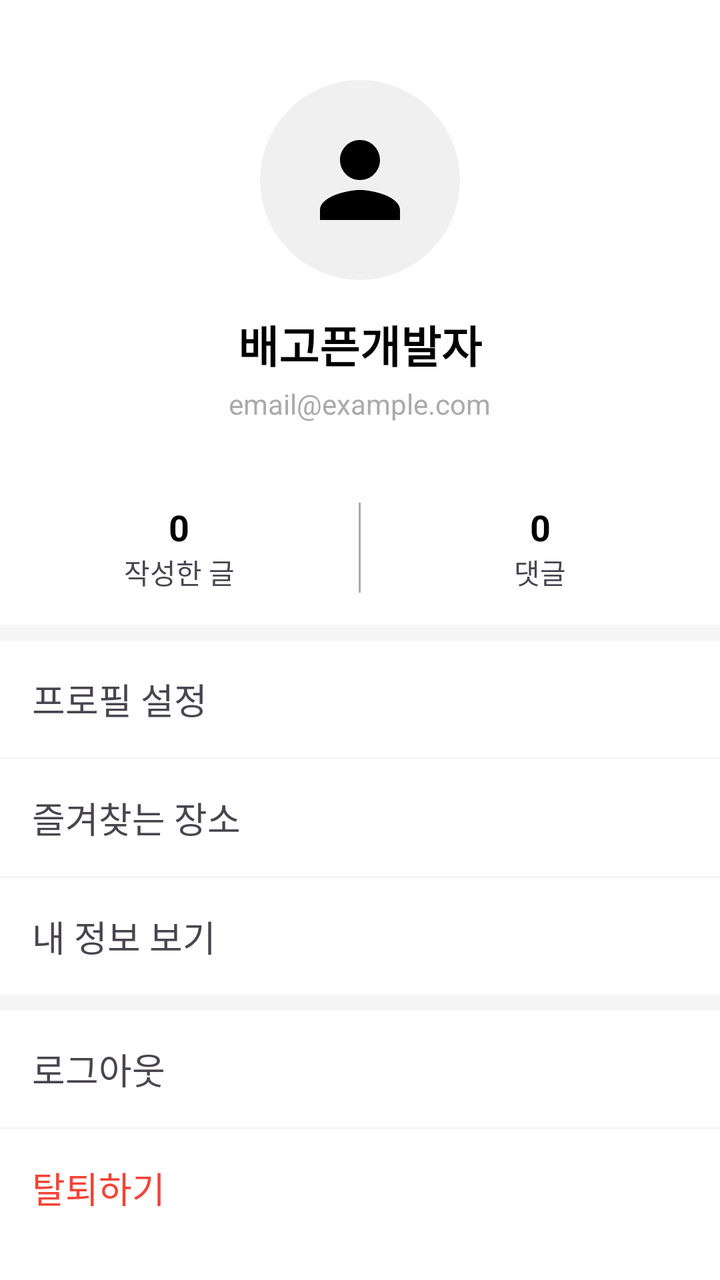
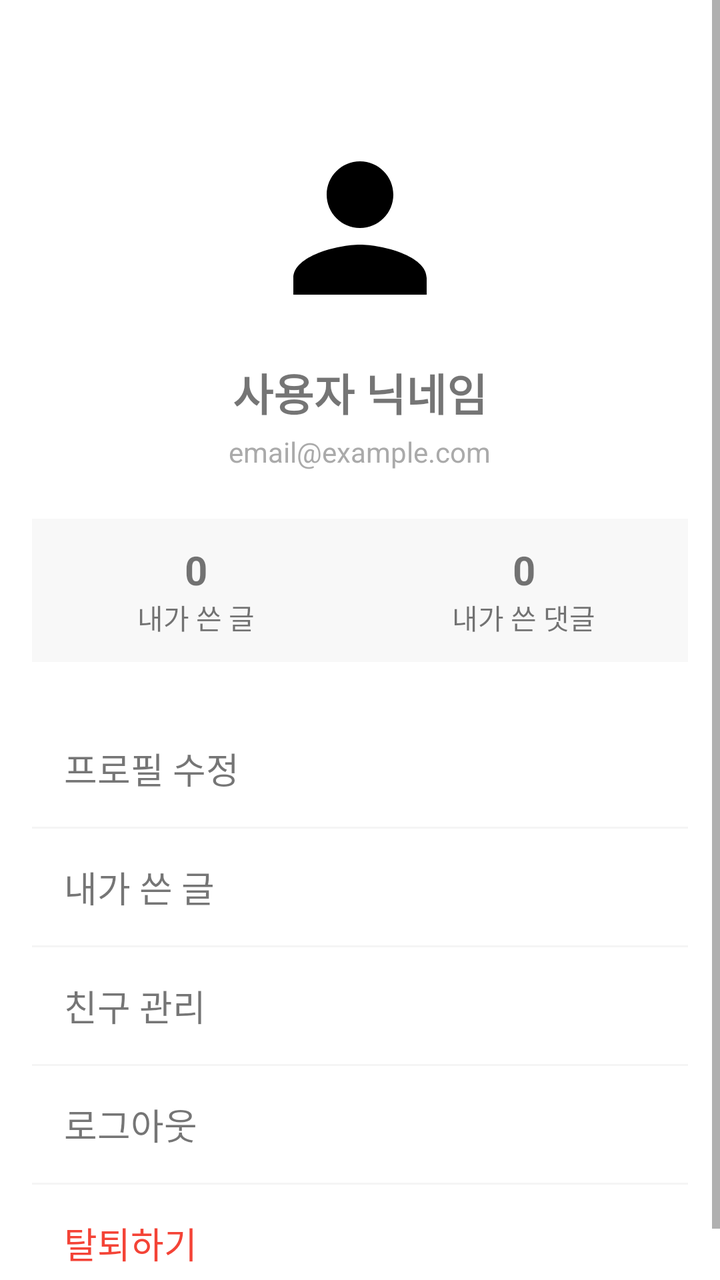

An Android layout rendered at two revisions. The XML below is the earlier revision; the diff shows what the commit changed to produce the second picture.
<!-- AndroidManifest.xml: application theme Theme.SocialMyMap -->
<!-- res/layout/activity_my_page.xml -->
<?xml version="1.0" encoding="utf-8"?>
<LinearLayout xmlns:android="http://schemas.android.com/apk/res/android"
    android:layout_width="match_parent"
    android:layout_height="match_parent"
    android:orientation="vertical"
    android:background="@android:color/white">

    
    <LinearLayout
        android:layout_width="match_parent"
        android:layout_height="wrap_content"
        android:orientation="vertical"
        android:gravity="center_horizontal"
        android:paddingTop="40dp"
        android:paddingBottom="24dp">

        <ImageView
            android:id="@+id/iv_profile"
            android:layout_width="100dp"
            android:layout_height="100dp"
            android:src="@drawable/ic_feature_people"
            android:background="@drawable/bg_icon_circle"
            android:padding="20dp"/>

        <TextView
            android:id="@+id/tv_nickname"
            android:layout_width="wrap_content"
            android:layout_height="wrap_content"
            android:layout_marginTop="16dp"
            android:text="배고픈개발자"
            android:textSize="22sp"
            android:textColor="@android:color/black"
            android:textStyle="bold" />

        <TextView
            android:id="@+id/tv_user_email"
            android:layout_width="wrap_content"
            android:layout_height="wrap_content"
            android:layout_marginTop="4dp"
            android:text="email@example.com"
            android:textSize="14sp"
            android:textColor="@android:color/darker_gray" />
    </LinearLayout>

    
    <LinearLayout
        android:layout_width="match_parent"
        android:layout_height="wrap_content"
        android:orientation="horizontal"
        android:paddingTop="16dp"
        android:paddingBottom="16dp">

        <LinearLayout
            android:id="@+id/layout_my_posts"
            android:layout_width="0dp"
            android:layout_height="wrap_content"
            android:layout_weight="1"
            android:gravity="center"
            android:orientation="vertical"
            android:clickable="true"
            android:focusable="true"
            android:background="?attr/selectableItemBackground">
            <TextView
                android:id="@+id/tv_post_count"
                android:layout_width="wrap_content"
                android:layout_height="wrap_content"
                android:text="0"
                android:textSize="18sp"
                android:textStyle="bold"
                android:textColor="@android:color/black"/>
            <TextView
                android:layout_width="wrap_content"
                android:layout_height="wrap_content"
                android:text="작성한 글"/>
        </LinearLayout>

        <View
            android:layout_width="1dp"
            android:layout_height="match_parent"
            android:background="@android:color/darker_gray"/>

        <LinearLayout
            android:id="@+id/layout_my_comments"
            android:layout_width="0dp"
            android:layout_height="wrap_content"
            android:layout_weight="1"
            android:gravity="center"
            android:orientation="vertical">
            <TextView
                android:id="@+id/tv_comment_count"
                android:layout_width="wrap_content"
                android:layout_height="wrap_content"
                android:text="0"
                android:textSize="18sp"
                android:textStyle="bold"
                android:textColor="@android:color/black"/>
            <TextView
                android:layout_width="wrap_content"
                android:layout_height="wrap_content"
                android:text="댓글"/>
        </LinearLayout>
    </LinearLayout>

    <View
        android:layout_width="match_parent"
        android:layout_height="8dp"
        android:background="#F5F5F5" />

    
    <TextView
        android:id="@+id/tv_profile_edit"
        android:layout_width="match_parent"
        android:layout_height="wrap_content"
        android:text="프로필 설정"
        android:textSize="18sp"
        android:padding="16dp"
        android:clickable="true"
        android:focusable="true"
        android:background="?attr/selectableItemBackground"/>
    <View
        android:layout_width="match_parent"
        android:layout_height="1dp"
        android:background="#F5F5F5" />
    <TextView
        android:id="@+id/tv_manage_favorites"
        android:layout_width="match_parent"
        android:layout_height="wrap_content"
        android:text="즐겨찾는 장소"
        android:textSize="18sp"
        android:padding="16dp"
        android:clickable="true"
        android:focusable="true"
        android:background="?attr/selectableItemBackground"/>
    <View
        android:layout_width="match_parent"
        android:layout_height="1dp"
        android:background="#F5F5F5" />
    <TextView
        android:layout_width="match_parent"
        android:layout_height="wrap_content"
        android:text="내 정보 보기"
        android:textSize="18sp"
        android:padding="16dp"
        android:clickable="true"
        android:focusable="true"
        android:background="?attr/selectableItemBackground"/>
    <View
        android:layout_width="match_parent"
        android:layout_height="8dp"
        android:background="#F5F5F5" />
    <TextView
        android:id="@+id/tv_logout"
        android:layout_width="match_parent"
        android:layout_height="wrap_content"
        android:text="로그아웃"
        android:textSize="18sp"
        android:padding="16dp"
        android:clickable="true"
        android:focusable="true"
        android:background="?attr/selectableItemBackground"/>
    <View
        android:layout_width="match_parent"
        android:layout_height="1dp"
        android:background="#F5F5F5" />
    <TextView
        android:id="@+id/tv_delete_account"
        android:layout_width="match_parent"
        android:layout_height="wrap_content"
        android:text="탈퇴하기"
        android:textColor="#F44336"
        android:textSize="18sp"
        android:padding="16dp"
        android:clickable="true"
        android:focusable="true"
        android:background="?attr/selectableItemBackground"/>

</LinearLayout>
<!-- resources referenced by this layout -->
<resources>
  <!-- drawable bg_icon_circle (drawable) -->
  <?xml version="1.0" encoding="utf-8"?>
  <shape xmlns:android="http://schemas.android.com/apk/res/android"
      android:shape="oval">
      <solid android:color="#F0F0F0"/> </shape>
  <!-- drawable ic_feature_people (drawable) -->
  <vector xmlns:android="http://schemas.android.com/apk/res/android" android:height="24dp" android:tint="#000000" android:viewportHeight="24" android:viewportWidth="24" android:width="24dp">
        
      <path android:fillColor="@android:color/white" android:pathData="M12,12c2.21,0 4,-1.79 4,-4s-1.79,-4 -4,-4 -4,1.79 -4,4 1.79,4 4,4zM12,14c-2.67,0 -8,1.34 -8,4v2h16v-2c0,-2.66 -5.33,-4 -8,-4z"/>
      
  </vector>
  <style name="Theme.SocialMyMap" parent="Base.Theme.SocialMyMap" />
  <style name="Base.Theme.SocialMyMap" parent="Theme.Material3.DayNight">
      
      <item name="colorPrimary">#2196F3</item>
      <item name="colorPrimaryVariant">#1976D2</item>
      <item name="colorOnPrimary">@color/white</item>
      
      <item name="colorSecondary">#03A9F4</item>
      <item name="colorSecondaryVariant">#0288D1</item>
      <item name="colorOnSecondary">@color/black</item>
      
      <item name="android:statusBarColor" tools:targetApi="l">?attr/colorPrimaryVariant</item>
      
    </style>
  <color name="white">#FFFFFFFF</color>
  <color name="black">#FF000000</color>
</resources>

<!-- the commit's change to res/layout/activity_my_page.xml (unified diff, before → after) -->
@@ -1,177 +1,158 @@
 <?xml version="1.0" encoding="utf-8"?>
-<LinearLayout xmlns:android="http://schemas.android.com/apk/res/android"
+<ScrollView xmlns:android="http://schemas.android.com/apk/res/android"
+    android:id="@+id/scroll_view_my_page"
     android:layout_width="match_parent"
     android:layout_height="match_parent"
-    android:orientation="vertical"
-    android:background="@android:color/white">
+    android:fillViewport="true">
 
-    
     <LinearLayout
         android:layout_width="match_parent"
         android:layout_height="wrap_content"
         android:orientation="vertical"
-        android:gravity="center_horizontal"
-        android:paddingTop="40dp"
-        android:paddingBottom="24dp">
+        android:padding="16dp">
 
         <ImageView
-            android:id="@+id/iv_profile"
             android:layout_width="100dp"
             android:layout_height="100dp"
+            android:layout_gravity="center_horizontal"
             android:src="@drawable/ic_feature_people"
-            android:background="@drawable/bg_icon_circle"
-            android:padding="20dp"/>
+            android:layout_marginTop="48dp"
+            android:layout_marginBottom="16dp"/>
 
         <TextView
             android:id="@+id/tv_nickname"
             android:layout_width="wrap_content"
             android:layout_height="wrap_content"
-            android:layout_marginTop="16dp"
-            android:text="배고픈개발자"
+            android:text="사용자 닉네임"
             android:textSize="22sp"
-            android:textColor="@android:color/black"
-            android:textStyle="bold" />
+            android:textStyle="bold"
+            android:layout_gravity="center_horizontal"
+            android:layout_marginBottom="4dp"/>
 
         <TextView
             android:id="@+id/tv_user_email"
             android:layout_width="wrap_content"
             android:layout_height="wrap_content"
-            android:layout_marginTop="4dp"
+            android:layout_gravity="center_horizontal"
             android:text="email@example.com"
             android:textSize="14sp"
-            android:textColor="@android:color/darker_gray" />
-    </LinearLayout>
+            android:textColor="@android:color/darker_gray"
+            android:layout_marginBottom="24dp"/>
 
-    
-    <LinearLayout
-        android:layout_width="match_parent"
-        android:layout_height="wrap_content"
-        android:orientation="horizontal"
-        android:paddingTop="16dp"
-        android:paddingBottom="16dp">
+        
+        <LinearLayout
+            android:layout_width="match_parent"
+            android:layout_height="wrap_content"
+            android:orientation="horizontal"
+            android:weightSum="2"
+            android:background="#F8F8F8"
+            android:paddingVertical="12dp"
+            android:layout_marginBottom="24dp">
+            <LinearLayout
+                android:layout_width="0dp"
+                android:layout_height="wrap_content"
+                android:layout_weight="1"
+                android:orientation="vertical"
+                android:gravity="center">
+                <TextView
+                    android:id="@+id/tv_my_posts_count"
+                    android:layout_width="wrap_content"
+                    android:layout_height="wrap_content"
+                    android:text="0"
+                    android:textSize="20sp"
+                    android:textStyle="bold"/>
+                <TextView
+                    android:layout_width="wrap_content"
+                    android:layout_height="wrap_content"
+                    android:text="내가 쓴 글"/>
+            </LinearLayout>
+            <LinearLayout
+                android:layout_width="0dp"
+                android:layout_height="wrap_content"
+                android:layout_weight="1"
+                android:orientation="vertical"
+                android:gravity="center">
+                <TextView
+                    android:id="@+id/tv_my_comments_count"
+                    android:layout_width="wrap_content"
+                    android:layout_height="wrap_content"
+                    android:text="0"
+                    android:textSize="20sp"
+                    android:textStyle="bold"/>
+                <TextView
+                    android:layout_width="wrap_content"
+                    android:layout_height="wrap_content"
+                    android:text="내가 쓴 댓글"/>
+            </LinearLayout>
+        </LinearLayout>
 
-        <LinearLayout
-            android:id="@+id/layout_my_posts"
-            android:layout_width="0dp"
+        
+        <TextView
+            android:id="@+id/tv_profile_edit"
+            android:layout_width="match_parent"
             android:layout_height="wrap_content"
-            android:layout_weight="1"
-            android:gravity="center"
-            android:orientation="vertical"
+            android:text="프로필 수정"
+            android:textSize="18sp"
+            android:padding="16dp"
             android:clickable="true"
             android:focusable="true"
-            android:background="?attr/selectableItemBackground">
-            <TextView
-                android:id="@+id/tv_post_count"
-                android:layout_width="wrap_content"
-                android:layout_height="wrap_content"
-                android:text="0"
-                android:textSize="18sp"
-                android:textStyle="bold"
-                android:textColor="@android:color/black"/>
-            <TextView
-                android:layout_width="wrap_content"
-                android:layout_height="wrap_content"
-                android:text="작성한 글"/>
-        </LinearLayout>
-
+            android:background="?attr/selectableItemBackground"/>
         <View
-            android:layout_width="1dp"
-            android:layout_height="match_parent"
-            android:background="@android:color/darker_gray"/>
-
-        <LinearLayout
-            android:id="@+id/layout_my_comments"
-            android:layout_width="0dp"
+            android:layout_width="match_parent"
+            android:layout_height="1dp"
+            android:background="#F5F5F5" />
+        <TextView
+            android:id="@+id/tv_my_posts"
+            android:layout_width="match_parent"
             android:layout_height="wrap_content"
-            android:layout_weight="1"
-            android:gravity="center"
-            android:orientation="vertical">
-            <TextView
-                android:id="@+id/tv_comment_count"
-                android:layout_width="wrap_content"
-                android:layout_height="wrap_content"
-                android:text="0"
-                android:textSize="18sp"
-                android:textStyle="bold"
-                android:textColor="@android:color/black"/>
-            <TextView
-                android:layout_width="wrap_content"
-                android:layout_height="wrap_content"
-                android:text="댓글"/>
-        </LinearLayout>
+            android:text="내가 쓴 글"
+            android:textSize="18sp"
+            android:padding="16dp"
+            android:clickable="true"
+            android:focusable="true"
+            android:background="?attr/selectableItemBackground"/>
+        <View
+            android:layout_width="match_parent"
+            android:layout_height="1dp"
+            android:background="#F5F5F5" />
+        <TextView
+            android:id="@+id/tv_friend_management"
+            android:layout_width="match_parent"
+            android:layout_height="wrap_content"
+            android:text="친구 관리"
+            android:textSize="18sp"
+            android:padding="16dp"
+            android:clickable="true"
+            android:focusable="true"
+            android:background="?attr/selectableItemBackground"/>
+        <View
+            android:layout_width="match_parent"
+            android:layout_height="1dp"
+            android:background="#F5F5F5" />
+        <TextView
+            android:id="@+id/tv_logout"
+            android:layout_width="match_parent"
+            android:layout_height="wrap_content"
+            android:text="로그아웃"
+            android:textSize="18sp"
+            android:padding="16dp"
+            android:clickable="true"
+            android:focusable="true"
+            android:background="?attr/selectableItemBackground"/>
+        <View
+            android:layout_width="match_parent"
+            android:layout_height="1dp"
+            android:background="#F5F5F5" />
+        <TextView
+            android:id="@+id/tv_delete_account"
+            android:layout_width="match_parent"
+            android:layout_height="wrap_content"
+            android:text="탈퇴하기"
+            android:textColor="#F44336"
+            android:textSize="18sp"
+            android:padding="16dp"
+            android:clickable="true"
+            android:focusable="true"
+            android:background="?attr/selectableItemBackground"/>
     </LinearLayout>
-
-    <View
-        android:layout_width="match_parent"
-        android:layout_height="8dp"
-        android:background="#F5F5F5" />
-
-    
-    <TextView
-        android:id="@+id/tv_profile_edit"
-        android:layout_width="match_parent"
-        android:layout_height="wrap_content"
-        android:text="프로필 설정"
-        android:textSize="18sp"
-        android:padding="16dp"
-        android:clickable="true"
-        android:focusable="true"
-        android:background="?attr/selectableItemBackground"/>
-    <View
-        android:layout_width="match_parent"
-        android:layout_height="1dp"
-        android:background="#F5F5F5" />
-    <TextView
-        android:id="@+id/tv_manage_favorites"
-        android:layout_width="match_parent"
-        android:layout_height="wrap_content"
-        android:text="즐겨찾는 장소"
-        android:textSize="18sp"
-        android:padding="16dp"
-        android:clickable="true"
-        android:focusable="true"
-        android:background="?attr/selectableItemBackground"/>
-    <View
-        android:layout_width="match_parent"
-        android:layout_height="1dp"
-        android:background="#F5F5F5" />
-    <TextView
-        android:layout_width="match_parent"
-        android:layout_height="wrap_content"
-        android:text="내 정보 보기"
-        android:textSize="18sp"
-        android:padding="16dp"
-        android:clickable="true"
-        android:focusable="true"
-        android:background="?attr/selectableItemBackground"/>
-    <View
-        android:layout_width="match_parent"
-        android:layout_height="8dp"
-        android:background="#F5F5F5" />
-    <TextView
-        android:id="@+id/tv_logout"
-        android:layout_width="match_parent"
-        android:layout_height="wrap_content"
-        android:text="로그아웃"
-        android:textSize="18sp"
-        android:padding="16dp"
-        android:clickable="true"
-        android:focusable="true"
-        android:background="?attr/selectableItemBackground"/>
-    <View
-        android:layout_width="match_parent"
-        android:layout_height="1dp"
-        android:background="#F5F5F5" />
-    <TextView
-        android:id="@+id/tv_delete_account"
-        android:layout_width="match_parent"
-        android:layout_height="wrap_content"
-        android:text="탈퇴하기"
-        android:textColor="#F44336"
-        android:textSize="18sp"
-        android:padding="16dp"
-        android:clickable="true"
-        android:focusable="true"
-        android:background="?attr/selectableItemBackground"/>
-
-</LinearLayout>
+</ScrollView>
<!-- resource entries referenced after the edit -->
@@ -1,31 +1,36 @@
 <!-- resources referenced by this layout -->
 <resources>
-  <!-- drawable bg_icon_circle (drawable) -->
-  <?xml version="1.0" encoding="utf-8"?>
-  <shape xmlns:android="http://schemas.android.com/apk/res/android"
-      android:shape="oval">
-      <solid android:color="#F0F0F0"/> </shape>
   <!-- drawable ic_feature_people (drawable) -->
   <vector xmlns:android="http://schemas.android.com/apk/res/android" android:height="24dp" android:tint="#000000" android:viewportHeight="24" android:viewportWidth="24" android:width="24dp">
         
       <path android:fillColor="@android:color/white" android:pathData="M12,12c2.21,0 4,-1.79 4,-4s-1.79,-4 -4,-4 -4,1.79 -4,4 1.79,4 4,4zM12,14c-2.67,0 -8,1.34 -8,4v2h16v-2c0,-2.66 -5.33,-4 -8,-4z"/>
       
   </vector>
-  <style name="Theme.SocialMyMap" parent="Base.Theme.SocialMyMap" />
-  <style name="Base.Theme.SocialMyMap" parent="Theme.Material3.DayNight">
-      
-      <item name="colorPrimary">#2196F3</item>
-      <item name="colorPrimaryVariant">#1976D2</item>
-      <item name="colorOnPrimary">@color/white</item>
-      
-      <item name="colorSecondary">#03A9F4</item>
-      <item name="colorSecondaryVariant">#0288D1</item>
-      <item name="colorOnSecondary">@color/black</item>
-      
-      <item name="android:statusBarColor" tools:targetApi="l">?attr/colorPrimaryVariant</item>
-      
-    </style>
+  <style name="Theme.SocialMyMap" parent="Theme.MaterialComponents.DayNight.DarkActionBar">
+          
+          <item name="colorPrimary">@color/blue_500</item>
+          <item name="colorPrimaryVariant">@color/blue_700</item>
+          <item name="colorOnPrimary">@color/white</item>
+          
+          <item name="colorSecondary">@color/teal_200</item>
+          <item name="colorSecondaryVariant">@color/teal_700</item>
+          <item name="colorOnSecondary">@color/black</item>
+          
+          <item name="android:statusBarColor" tools:targetApi="l">?attr/colorPrimaryVariant</item>
+          
+  
+          
+          <item name="android:windowDrawsSystemBarBackgrounds">true</item>
+          <item name="android:statusBarColor">@android:color/transparent</item>
+          <item name="android:navigationBarColor">@android:color/transparent</item>
+          <item name="android:windowLightStatusBar">true</item>
+          <item name="android:windowLightNavigationBar" tools:targetApi="o_mr1">true</item>
+      </style>
+  <color name="blue_500">#2196F3</color>
+  <color name="blue_700">#1976D2</color>
   <color name="white">#FFFFFFFF</color>
+  <color name="teal_200">#FF03DAC5</color>
+  <color name="teal_700">#FF018786</color>
   <color name="black">#FF000000</color>
 </resources>
 
